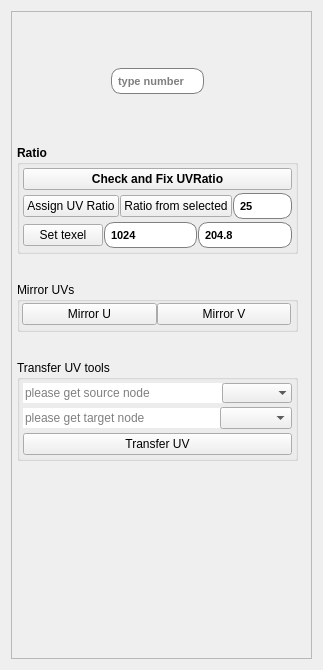
code-google-com/mayatools, file Maya_Tools/Developer/Main/MODULE/UVTools/UI/UVTools.ui: the form before one commit.
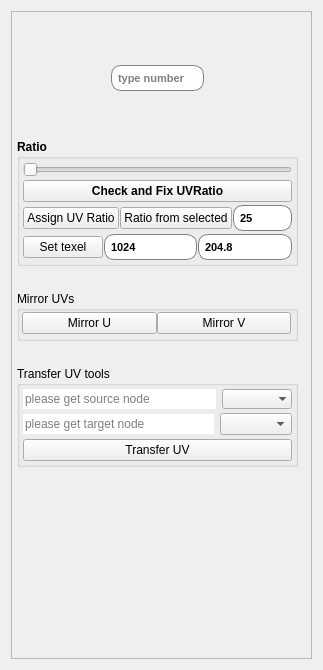
The form after the commit. Icons and pictures are not drawn.

```diff
--- a/Maya_Tools/Developer/Main/MODULE/UVTools/UI/UVTools.ui
+++ b/Maya_Tools/Developer/Main/MODULE/UVTools/UI/UVTools.ui
@@ -405,6 +405,13 @@
           <property name="margin">
            <number>3</number>
           </property>
+          <item>
+           <widget class="QSlider" name="horizontalSlider">
+            <property name="orientation">
+             <enum>Qt::Horizontal</enum>
+            </property>
+           </widget>
+          </item>
           <item>
            <widget class="QPushButton" name="btnUVRatio">
             <property name="text">
@@ -657,7 +664,7 @@
           <item>
            <layout class="QHBoxLayout" name="horizontalLayout_4">
             <property name="spacing">
-             <number>0</number>
+             <number>6</number>
             </property>
             <item>
              <widget class="QLineEdit" name="ldtSource">
@@ -693,425 +700,10 @@
           <item>
            <layout class="QHBoxLayout" name="horizontalLayout_5">
             <property name="spacing">
-             <number>0</number>
+             <number>6</number>
             </property>
             <item>
              <widget class="QLineEdit" name="ldtTarget">
-              <property name="palette">
-               <palette>
-                <active>
-                 <colorrole role="WindowText">
-                  <brush brushstyle="SolidPattern">
-                   <color alpha="255">
-                    <red>0</red>
-                    <green>0</green>
-                    <blue>0</blue>
-                   </color>
-                  </brush>
-                 </colorrole>
-                 <colorrole role="Button">
-                  <brush brushstyle="SolidPattern">
-                   <color alpha="255">
-                    <red>85</red>
-                    <green>170</green>
-                    <blue>255</blue>
-                   </color>
-                  </brush>
-                 </colorrole>
-                 <colorrole role="Light">
-                  <brush brushstyle="SolidPattern">
-                   <color alpha="255">
-                    <red>213</red>
-                    <green>234</green>
-                    <blue>255</blue>
-                   </color>
-                  </brush>
-                 </colorrole>
-                 <colorrole role="Midlight">
-                  <brush brushstyle="SolidPattern">
-                   <color alpha="255">
-                    <red>149</red>
-                    <green>202</green>
-                    <blue>255</blue>
-                   </color>
-                  </brush>
-                 </colorrole>
-                 <colorrole role="Dark">
-                  <brush brushstyle="SolidPattern">
-                   <color alpha="255">
-                    <red>42</red>
-                    <green>85</green>
-                    <blue>127</blue>
-                   </color>
-                  </brush>
-                 </colorrole>
-                 <colorrole role="Mid">
-                  <brush brushstyle="SolidPattern">
-                   <color alpha="255">
-                    <red>56</red>
-                    <green>113</green>
-                    <blue>170</blue>
-                   </color>
-                  </brush>
-                 </colorrole>
-                 <colorrole role="Text">
-                  <brush brushstyle="SolidPattern">
-                   <color alpha="255">
-                    <red>0</red>
-                    <green>0</green>
-                    <blue>0</blue>
-                   </color>
-                  </brush>
-                 </colorrole>
-                 <colorrole role="BrightText">
-                  <brush brushstyle="SolidPattern">
-                   <color alpha="255">
-                    <red>255</red>
-                    <green>255</green>
-                    <blue>255</blue>
-                   </color>
-                  </brush>
-                 </colorrole>
-                 <colorrole role="ButtonText">
-                  <brush brushstyle="SolidPattern">
-                   <color alpha="255">
-                    <red>0</red>
-                    <green>0</green>
-                    <blue>0</blue>
-                   </color>
-                  </brush>
-                 </colorrole>
-                 <colorrole role="Base">
-                  <brush brushstyle="SolidPattern">
-                   <color alpha="255">
-                    <red>255</red>
-                    <green>255</green>
-                    <blue>255</blue>
-                   </color>
-                  </brush>
-                 </colorrole>
-                 <colorrole role="Window">
-                  <brush brushstyle="SolidPattern">
-                   <color alpha="255">
-                    <red>85</red>
-                    <green>170</green>
-                    <blue>255</blue>
-                   </color>
-                  </brush>
-                 </colorrole>
-                 <colorrole role="Shadow">
-                  <brush brushstyle="SolidPattern">
-                   <color alpha="255">
-                    <red>0</red>
-                    <green>0</green>
-                    <blue>0</blue>
-                   </color>
-                  </brush>
-                 </colorrole>
-                 <colorrole role="AlternateBase">
-                  <brush brushstyle="SolidPattern">
-                   <color alpha="255">
-                    <red>170</red>
-                    <green>212</green>
-                    <blue>255</blue>
-                   </color>
-                  </brush>
-                 </colorrole>
-                 <colorrole role="ToolTipBase">
-                  <brush brushstyle="SolidPattern">
-                   <color alpha="255">
-                    <red>255</red>
-                    <green>255</green>
-                    <blue>220</blue>
-                   </color>
-                  </brush>
-                 </colorrole>
-                 <colorrole role="ToolTipText">
-                  <brush brushstyle="SolidPattern">
-                   <color alpha="255">
-                    <red>0</red>
-                    <green>0</green>
-                    <blue>0</blue>
-                   </color>
-                  </brush>
-                 </colorrole>
-                </active>
-                <inactive>
-                 <colorrole role="WindowText">
-                  <brush brushstyle="SolidPattern">
-                   <color alpha="255">
-                    <red>0</red>
-                    <green>0</green>
-                    <blue>0</blue>
-                   </color>
-                  </brush>
-                 </colorrole>
-                 <colorrole role="Button">
-                  <brush brushstyle="SolidPattern">
-                   <color alpha="255">
-                    <red>85</red>
-                    <green>170</green>
-                    <blue>255</blue>
-                   </color>
-                  </brush>
-                 </colorrole>
-                 <colorrole role="Light">
-                  <brush brushstyle="SolidPattern">
-                   <color alpha="255">
-                    <red>213</red>
-                    <green>234</green>
-                    <blue>255</blue>
-                   </color>
-                  </brush>
-                 </colorrole>
-                 <colorrole role="Midlight">
-                  <brush brushstyle="SolidPattern">
-                   <color alpha="255">
-                    <red>149</red>
-                    <green>202</green>
-                    <blue>255</blue>
-                   </color>
-                  </brush>
-                 </colorrole>
-                 <colorrole role="Dark">
-                  <brush brushstyle="SolidPattern">
-                   <color alpha="255">
-                    <red>42</red>
-                    <green>85</green>
-                    <blue>127</blue>
-                   </color>
-                  </brush>
-                 </colorrole>
-                 <colorrole role="Mid">
-                  <brush brushstyle="SolidPattern">
-                   <color alpha="255">
-                    <red>56</red>
-                    <green>113</green>
-                    <blue>170</blue>
-                   </color>
-                  </brush>
-                 </colorrole>
-                 <colorrole role="Text">
-                  <brush brushstyle="SolidPattern">
-                   <color alpha="255">
-                    <red>0</red>
-                    <green>0</green>
-                    <blue>0</blue>
-                   </color>
-                  </brush>
-                 </colorrole>
-                 <colorrole role="BrightText">
-                  <brush brushstyle="SolidPattern">
-                   <color alpha="255">
-                    <red>255</red>
-                    <green>255</green>
-                    <blue>255</blue>
-                   </color>
-                  </brush>
-                 </colorrole>
-                 <colorrole role="ButtonText">
-                  <brush brushstyle="SolidPattern">
-                   <color alpha="255">
-                    <red>0</red>
-                    <green>0</green>
-                    <blue>0</blue>
-                   </color>
-                  </brush>
-                 </colorrole>
-                 <colorrole role="Base">
-                  <brush brushstyle="SolidPattern">
-                   <color alpha="255">
-                    <red>255</red>
-                    <green>255</green>
-                    <blue>255</blue>
-                   </color>
-                  </brush>
-                 </colorrole>
-                 <colorrole role="Window">
-                  <brush brushstyle="SolidPattern">
-                   <color alpha="255">
-                    <red>85</red>
-                    <green>170</green>
-                    <blue>255</blue>
-                   </color>
-                  </brush>
-                 </colorrole>
-                 <colorrole role="Shadow">
-                  <brush brushstyle="SolidPattern">
-                   <color alpha="255">
-                    <red>0</red>
-                    <green>0</green>
-                    <blue>0</blue>
-                   </color>
-                  </brush>
-                 </colorrole>
-                 <colorrole role="AlternateBase">
-                  <brush brushstyle="SolidPattern">
-                   <color alpha="255">
-                    <red>170</red>
-                    <green>212</green>
-                    <blue>255</blue>
-                   </color>
-                  </brush>
-                 </colorrole>
-                 <colorrole role="ToolTipBase">
-                  <brush brushstyle="SolidPattern">
-                   <color alpha="255">
-                    <red>255</red>
-                    <green>255</green>
-                    <blue>220</blue>
-                   </color>
-                  </brush>
-                 </colorrole>
-                 <colorrole role="ToolTipText">
-                  <brush brushstyle="SolidPattern">
-                   <color alpha="255">
-                    <red>0</red>
-                    <green>0</green>
-                    <blue>0</blue>
-                   </color>
-                  </brush>
-                 </colorrole>
-                </inactive>
-                <disabled>
-                 <colorrole role="WindowText">
-                  <brush brushstyle="SolidPattern">
-                   <color alpha="255">
-                    <red>42</red>
-                    <green>85</green>
-                    <blue>127</blue>
-                   </color>
-                  </brush>
-                 </colorrole>
-                 <colorrole role="Button">
-                  <brush brushstyle="SolidPattern">
-                   <color alpha="255">
-                    <red>85</red>
-                    <green>170</green>
-                    <blue>255</blue>
-                   </color>
-                  </brush>
-                 </colorrole>
-                 <colorrole role="Light">
-                  <brush brushstyle="SolidPattern">
-                   <color alpha="255">
-                    <red>213</red>
-                    <green>234</green>
-                    <blue>255</blue>
-                   </color>
-                  </brush>
-                 </colorrole>
-                 <colorrole role="Midlight">
-                  <brush brushstyle="SolidPattern">
-                   <color alpha="255">
-                    <red>149</red>
-                    <green>202</green>
-                    <blue>255</blue>
-                   </color>
-                  </brush>
-                 </colorrole>
-                 <colorrole role="Dark">
-                  <brush brushstyle="SolidPattern">
-                   <color alpha="255">
-                    <red>42</red>
-                    <green>85</green>
-                    <blue>127</blue>
-                   </color>
-                  </brush>
-                 </colorrole>
-                 <colorrole role="Mid">
-                  <brush brushstyle="SolidPattern">
-                   <color alpha="255">
-                    <red>56</red>
-                    <green>113</green>
-                    <blue>170</blue>
-                   </color>
-                  </brush>
-                 </colorrole>
-                 <colorrole role="Text">
-                  <brush brushstyle="SolidPattern">
-                   <color alpha="255">
-                    <red>42</red>
-                    <green>85</green>
-                    <blue>127</blue>
-                   </color>
-                  </brush>
-                 </colorrole>
-                 <colorrole role="BrightText">
-                  <brush brushstyle="SolidPattern">
-                   <color alpha="255">
-                    <red>255</red>
-                    <green>255</green>
-                    <blue>255</blue>
-                   </color>
-                  </brush>
-                 </colorrole>
-                 <colorrole role="ButtonText">
-                  <brush brushstyle="SolidPattern">
-                   <color alpha="255">
-                    <red>42</red>
-                    <green>85</green>
-                    <blue>127</blue>
-                   </color>
-                  </brush>
-                 </colorrole>
-                 <colorrole role="Base">
-                  <brush brushstyle="SolidPattern">
-                   <color alpha="255">
-                    <red>85</red>
-                    <green>170</green>
-                    <blue>255</blue>
-                   </color>
-                  </brush>
-                 </colorrole>
-                 <colorrole role="Window">
-                  <brush brushstyle="SolidPattern">
-                   <color alpha="255">
-                    <red>85</red>
-                    <green>170</green>
-                    <blue>255</blue>
-                   </color>
-                  </brush>
-                 </colorrole>
-                 <colorrole role="Shadow">
-                  <brush brushstyle="SolidPattern">
-                   <color alpha="255">
-                    <red>0</red>
-                    <green>0</green>
-                    <blue>0</blue>
-                   </color>
-                  </brush>
-                 </colorrole>
-                 <colorrole role="AlternateBase">
-                  <brush brushstyle="SolidPattern">
-                   <color alpha="255">
-                    <red>85</red>
-                    <green>170</green>
-                    <blue>255</blue>
-                   </color>
-                  </brush>
-                 </colorrole>
-                 <colorrole role="ToolTipBase">
-                  <brush brushstyle="SolidPattern">
-                   <color alpha="255">
-                    <red>255</red>
-                    <green>255</green>
-                    <blue>220</blue>
-                   </color>
-                  </brush>
-                 </colorrole>
-                 <colorrole role="ToolTipText">
-                  <brush brushstyle="SolidPattern">
-                   <color alpha="255">
-                    <red>0</red>
-                    <green>0</green>
-                    <blue>0</blue>
-                   </color>
-                  </brush>
-                 </colorrole>
-                </disabled>
-               </palette>
-              </property>
               <property name="focusPolicy">
                <enum>Qt::StrongFocus</enum>
               </property>
@@ -1119,7 +711,7 @@
                <enum>Qt::CustomContextMenu</enum>
               </property>
               <property name="autoFillBackground">
-               <bool>false</bool>
+               <bool>true</bool>
               </property>
               <property name="inputMethodHints">
                <set>Qt::ImhNone</set>
@@ -1142,7 +734,11 @@
              </widget>
             </item>
             <item>
-             <widget class="QComboBox" name="cbbTargetMat"/>
+             <widget class="QComboBox" name="cbbTargetMat">
+              <property name="sizeAdjustPolicy">
+               <enum>QComboBox::AdjustToContents</enum>
+              </property>
+             </widget>
             </item>
            </layout>
           </item>
```
Left out of the diff: 90 changed lines with no effect on the pictures.
